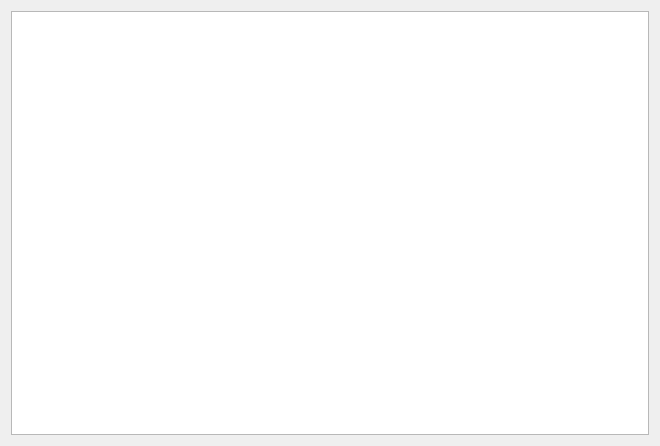
First picture: the form in widgets/ui/ChannelRouting.ui, repository MarkFcx/3w, before the edit.
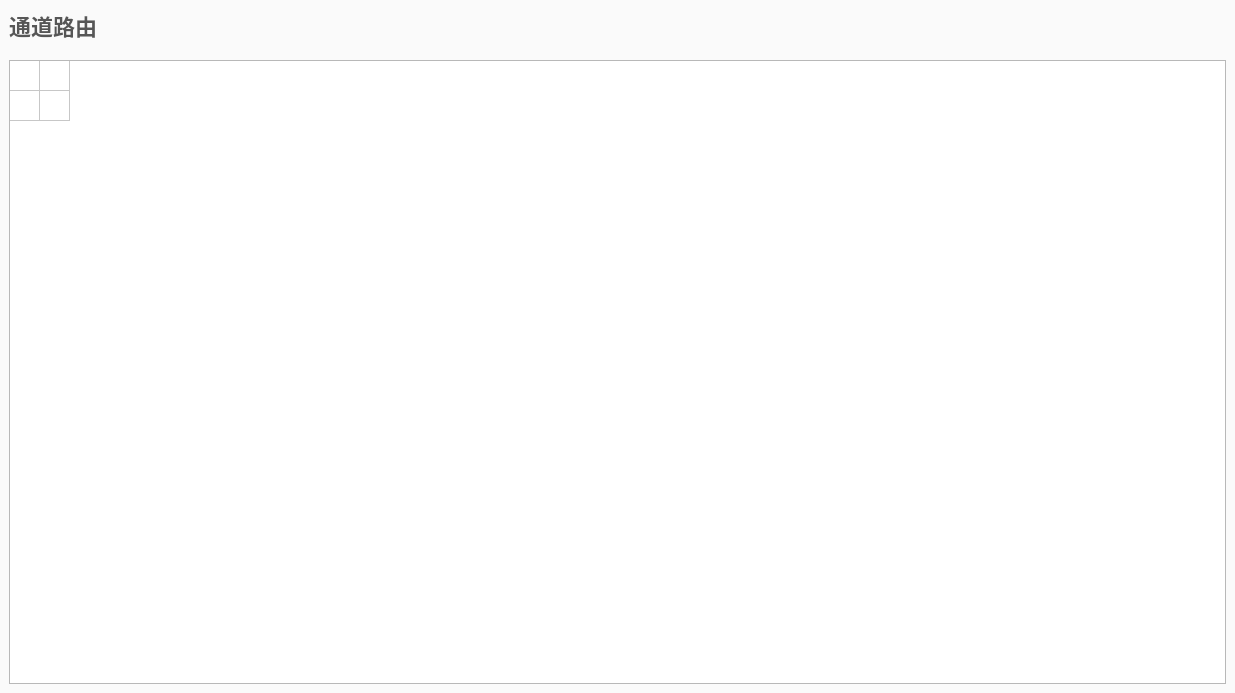
Second picture: the form after the edit.

```diff
--- a/widgets/ui/ChannelRouting.ui
+++ b/widgets/ui/ChannelRouting.ui
@@ -6,16 +6,159 @@
    <rect>
     <x>0</x>
     <y>0</y>
-    <width>660</width>
-    <height>446</height>
+    <width>1235</width>
+    <height>693</height>
    </rect>
   </property>
   <property name="windowTitle">
    <string>ChannelRouting</string>
   </property>
+  <property name="styleSheet">
+   <string notr="true">QFrame#topFrame,
+QFrame#bottomFrame
+{
+	background: rgb(250, 250, 250);
+}
+
+QLabel#label 
+{
+	font-size: 18px;
+    
+    font-weight: 400;
+    text-align: center;
+    color: #333333;
+    line-height: 32px;
+}</string>
+  </property>
   <layout class="QVBoxLayout" name="verticalLayout">
+   <property name="spacing">
+    <number>0</number>
+   </property>
+   <property name="leftMargin">
+    <number>0</number>
+   </property>
+   <property name="topMargin">
+    <number>0</number>
+   </property>
+   <property name="rightMargin">
+    <number>0</number>
+   </property>
+   <property name="bottomMargin">
+    <number>0</number>
+   </property>
    <item>
-    <widget class="QTableWidget" name="tableWidget"/>
+    <widget class="QFrame" name="topFrame">
+     <property name="frameShape">
+      <enum>QFrame::NoFrame</enum>
+     </property>
+     <property name="frameShadow">
+      <enum>QFrame::Plain</enum>
+     </property>
+     <layout class="QHBoxLayout" name="horizontalLayout">
+      <item>
+       <widget class="QLabel" name="label">
+        <property name="styleSheet">
+         <string notr="true">QLabel
+{
+	font-family: 'PingFang SC';
+	font-style: normal;
+	font-weight: 500;
+	font-size: 22px;
+	line-height: 30px;
+	color: #565656;
+}</string>
+        </property>
+        <property name="text">
+         <string>通道路由</string>
+        </property>
+       </widget>
+      </item>
+     </layout>
+    </widget>
+   </item>
+   <item>
+    <widget class="QFrame" name="bottomFrame">
+     <property name="frameShape">
+      <enum>QFrame::NoFrame</enum>
+     </property>
+     <property name="frameShadow">
+      <enum>QFrame::Plain</enum>
+     </property>
+     <layout class="QVBoxLayout" name="verticalLayout_2">
+      <item>
+       <widget class="QTableWidget" name="channelRoutingTable">
+        <property name="styleSheet">
+         <string notr="true">QHeaderView::section 
+{
+    background-color: rgb(249, 248, 249);
+    padding: 4px;
+    font-size: 14pt;
+	border: 1px solid rgb(240, 240, 240);
+	
+	selection-background-color: rgb(249, 248, 249);
+}
+
+QTableView::item:selected
+{
+	selection-background-color: rgb(226, 255, 255);
+
+    font-size: 12px;
+    
+    font-weight: 400;
+    text-align: center;
+    color: #333333;
+    line-height: 32px;
+}
+
+QTableView::item:focus{
+	color: #333333;
+}</string>
+        </property>
+        <property name="selectionMode">
+         <enum>QAbstractItemView::MultiSelection</enum>
+        </property>
+        <property name="rowCount">
+         <number>2</number>
+        </property>
+        <property name="columnCount">
+         <number>2</number>
+        </property>
+        <attribute name="horizontalHeaderVisible">
+         <bool>false</bool>
+        </attribute>
+        <attribute name="horizontalHeaderCascadingSectionResizes">
+         <bool>false</bool>
+        </attribute>
+        <attribute name="horizontalHeaderDefaultSectionSize">
+         <number>30</number>
+        </attribute>
+        <attribute name="verticalHeaderVisible">
+         <bool>false</bool>
+        </attribute>
+        <row>
+         <property name="text">
+          <string>新建行</string>
+         </property>
+        </row>
+        <row>
+         <property name="text">
+          <string>新建行</string>
+         </property>
+        </row>
+        <column>
+         <property name="text">
+          <string>新建列</string>
+         </property>
+        </column>
+        <column>
+         <property name="text">
+          <string>新建列</string>
+         </property>
+        </column>
+       </widget>
+      </item>
+     </layout>
+    </widget>
    </item>
   </layout>
  </widget>
```
